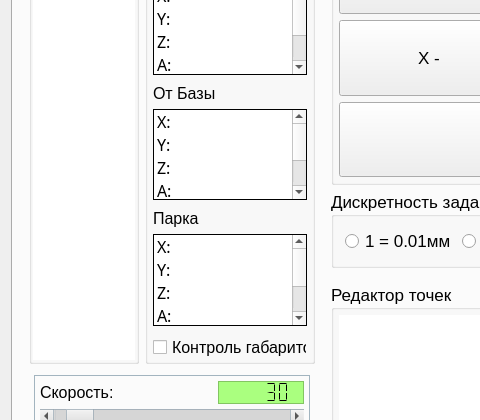
Before: the Qt Designer form KAMEditor/gui/mainwindow.ui in Xtail96/SML, drawn with Qt 5; both pictures show x 0 to 480 and y 156 to 576 of the 1475 by 785 pixel window.
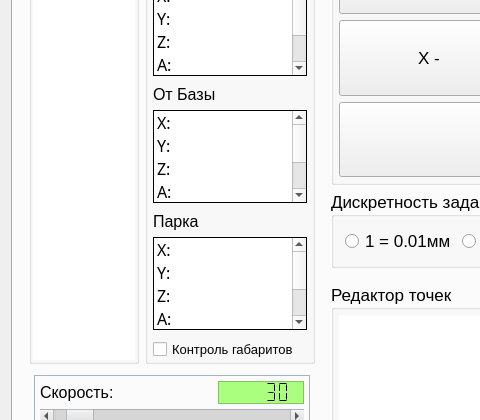
After: the same form once the commit is applied. Icons and pictures are not drawn. Custom widgets are drawn as their Qt base class.

Commit message: Отредактироан размер шрифта в контроле габаритов

```diff
--- a/KAMEditor/gui/mainwindow.ui
+++ b/KAMEditor/gui/mainwindow.ui
@@ -2882,7 +2882,7 @@
                 </property>
                 <property name="font">
                  <font>
-                  <pointsize>12</pointsize>
+                  <pointsize>10</pointsize>
                  </font>
                 </property>
                 <property name="acceptDrops">
```
